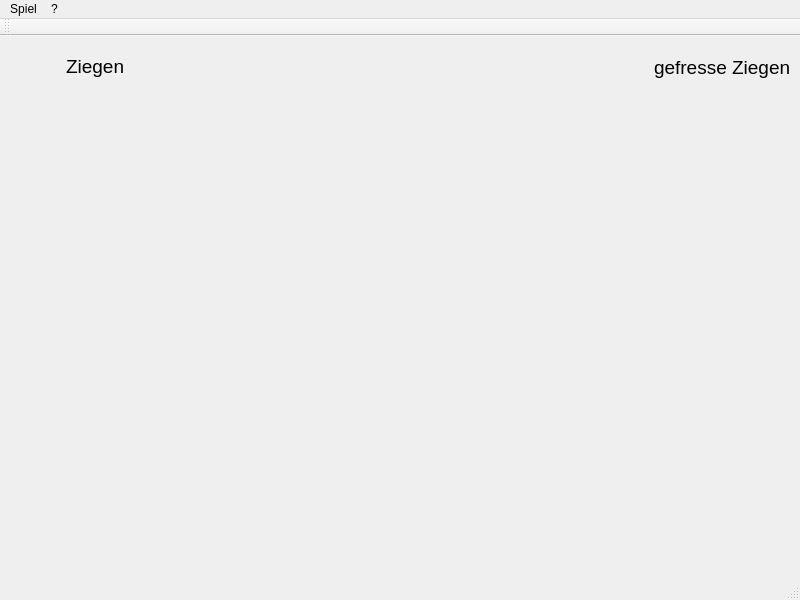
Qt form BaghChal/BaghChal/BaghChal.ui (kaushaldeo/bagh-chal) before a commit.
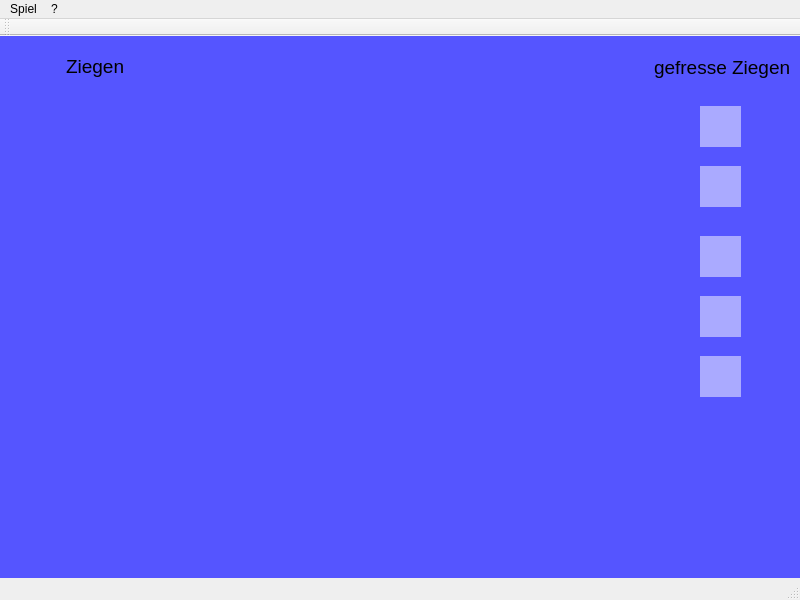
The same form after that commit. Icons and pictures are not drawn. Custom widgets are drawn as their Qt base class.

Commit message: Avatar Widget Stub implementiert

The edit to the form file:
```diff
--- a/BaghChal/BaghChal/BaghChal.ui
+++ b/BaghChal/BaghChal/BaghChal.ui
@@ -36,6 +36,11 @@
    </size>
   </property>
   <widget class="QWidget" name="centralWidget">
+   <property name="styleSheet">
+    <string notr="true">#centralWidget{
+	background-color: rgb(85, 85, 255);
+}</string>
+   </property>
    <widget class="QWidget" name="unusedGoatsField" native="true">
     <property name="geometry">
      <rect>
@@ -1192,6 +1197,11 @@
        <height>41</height>
       </rect>
      </property>
+     <property name="styleSheet">
+      <string notr="true">.QWidget{	
+	background-color: rgb(170, 170, 255);
+}</string>
+     </property>
     </widget>
     <widget class="QWidget" name="rippedGoat_01" native="true">
      <property name="geometry">
@@ -1202,6 +1212,11 @@
        <height>41</height>
       </rect>
      </property>
+     <property name="styleSheet">
+      <string notr="true">.QWidget{	
+	background-color: rgb(170, 170, 255);
+}</string>
+     </property>
     </widget>
     <widget class="QWidget" name="rippedGoat_02" native="true">
      <property name="geometry">
@@ -1212,6 +1227,11 @@
        <height>41</height>
       </rect>
      </property>
+     <property name="styleSheet">
+      <string notr="true">.QWidget{	
+	background-color: rgb(170, 170, 255);
+}</string>
+     </property>
     </widget>
     <widget class="QWidget" name="rippedGoat_03" native="true">
      <property name="geometry">
@@ -1222,6 +1242,11 @@
        <height>41</height>
       </rect>
      </property>
+     <property name="styleSheet">
+      <string notr="true">.QWidget{	
+	background-color: rgb(170, 170, 255);
+}</string>
+     </property>
     </widget>
     <widget class="QWidget" name="rippedGoat_04" native="true">
      <property name="geometry">
@@ -1232,6 +1257,11 @@
        <height>41</height>
       </rect>
      </property>
+     <property name="styleSheet">
+      <string notr="true">.QWidget {
+	background-color: rgb(170, 170, 255);
+}</string>
+     </property>
     </widget>
    </widget>
   </widget>
```
Left out of the diff: 2 changed lines with no effect on the pictures. The commit also changes 3 other files.
